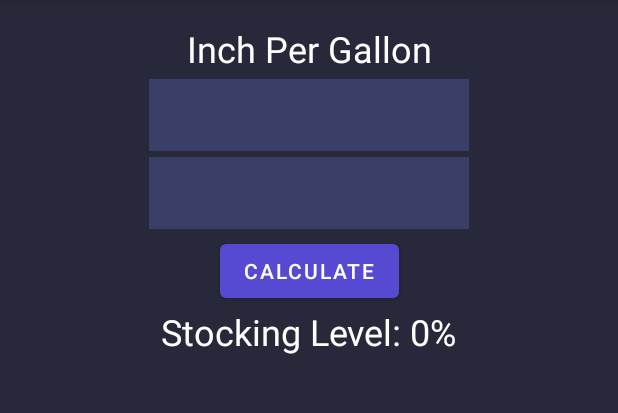
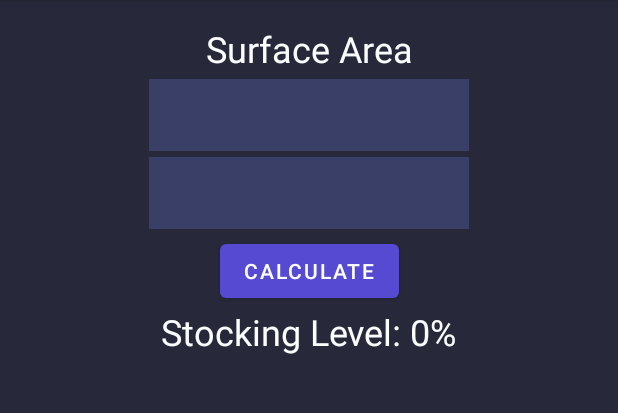
Before and after one commit to connorlof/aquarium_calculator, an Android app: the StockingFragment screen opened through its navigation route, on a phone screen of 412 x 824 dp, the part 84-497 px from its top. Run offline under Robolectric (Android 15) with nearby library versions, the phone set to English and light mode, and no system bars; our stand-ins replace Dagger/Hilt's generated code.

Commit message:
Link stocking view model to views

```diff
--- a/app/src/main/java/com/loftydev/aquariumcalculator/StockingFragment.kt
+++ b/app/src/main/java/com/loftydev/aquariumcalculator/StockingFragment.kt
@@ -8,6 +8,7 @@ import android.view.ViewGroup
 import com.loftydev.aquariumcalculator.databinding.FragmentStockingBinding
 import com.loftydev.aquariumcalculator.presentation.viewmodel.MenuViewModel
 import com.loftydev.aquariumcalculator.presentation.viewmodel.StockingViewModel
+import kotlin.math.roundToInt
 
 class StockingFragment : Fragment() {
 
@@ -30,6 +31,40 @@ class StockingFragment : Fragment() {
         super.onViewCreated(view, savedInstanceState)
         viewModel = (activity as MenuActivity).stockingViewModel
         menuViewModel = (activity as MenuActivity).menuViewModel
+
+        setHeader()
+        observe()
+        setListeners()
+    }
+
+    private fun setHeader() {
+        if (menuViewModel.lastSelectedItem.value == STOCKING_INCH_GALLON) {
+            binding.tvStockingHeader.text = "Inch Per Gallon"
+        } else {
+            binding.tvStockingHeader.text = "Surface Area"
+        }
+    }
+
+    private fun observe() {
+        viewModel.stockingPercent.observe(viewLifecycleOwner) { output ->
+            binding.tvStockingOutput.text = "Stocking Level: ${(output * 100).roundToInt()}%"
+        }
+    }
+
+    private fun setListeners() {
+        binding.btnStockingCalculate.setOnClickListener { calculate() }
+    }
+
+    private fun calculate() {
+        val inchesOfFish = binding.etFishInches.text.toString().toDoubleOrNull() ?: 0.0
+
+        if (menuViewModel.lastSelectedItem.value == STOCKING_INCH_GALLON) {
+            val gallons = binding.etTankDimension.text.toString().toDoubleOrNull() ?: 0.0
+            viewModel.calculateInchPerGallon(inchesOfFish, gallons)
+        } else {
+            val sqInches = binding.etTankDimension.text.toString().toDoubleOrNull() ?: 0.0
+            viewModel.calculateSurfaceArea(inchesOfFish, sqInches)
+        }
     }
 
     companion object {
--- a/app/src/main/res/layout/fragment_stocking.xml
+++ b/app/src/main/res/layout/fragment_stocking.xml
@@ -24,7 +24,7 @@
         app:layout_constraintTop_toTopOf="parent" />
 
         <EditText
-            android:id="@+id/et_stocking_gallons"
+            android:id="@+id/et_tank_dimension"
             android:layout_width="wrap_content"
             android:layout_height="48dp"
             android:padding="4dp"
@@ -37,7 +37,7 @@
             app:layout_constraintTop_toBottomOf="@id/tv_stocking_header" />
 
         <EditText
-            android:id="@+id/et_stocking_inches"
+            android:id="@+id/et_fish_inches"
             android:layout_width="wrap_content"
             android:layout_height="48dp"
             android:padding="4dp"
@@ -47,7 +47,7 @@
             android:inputType="number"
             app:layout_constraintEnd_toEndOf="parent"
             app:layout_constraintStart_toStartOf="parent"
-            app:layout_constraintTop_toBottomOf="@id/et_stocking_gallons" />
+            app:layout_constraintTop_toBottomOf="@id/et_tank_dimension" />
 
     <androidx.constraintlayout.widget.Guideline
         android:id="@+id/guideline"
@@ -57,14 +57,14 @@
         app:layout_constraintGuide_percent="0.5" />
 
     <Button
-        android:id="@+id/btn_convert_calculate"
+        android:id="@+id/btn_stocking_calculate"
         android:layout_width="wrap_content"
         android:layout_height="wrap_content"
         android:layout_margin="4dp"
         android:text="Calculate"
         app:layout_constraintStart_toStartOf="@id/guideline"
         app:layout_constraintEnd_toEndOf="@id/guideline"
-        app:layout_constraintTop_toBottomOf="@id/et_stocking_inches" />
+        app:layout_constraintTop_toBottomOf="@id/et_fish_inches" />
 
     <TextView
         android:id="@+id/tv_stocking_output"
@@ -75,7 +75,7 @@
         android:textSize="24sp"
         app:layout_constraintEnd_toEndOf="parent"
         app:layout_constraintStart_toStartOf="parent"
-        app:layout_constraintTop_toBottomOf="@id/btn_convert_calculate" />
+        app:layout_constraintTop_toBottomOf="@id/btn_stocking_calculate" />
 
     </androidx.constraintlayout.widget.ConstraintLayout>
 
```
Also changed, not shown: app/src/main/java/com/loftydev/aquariumcalculator/presentation/viewmodel/StockingViewModel.kt (+12 -2 lines).
